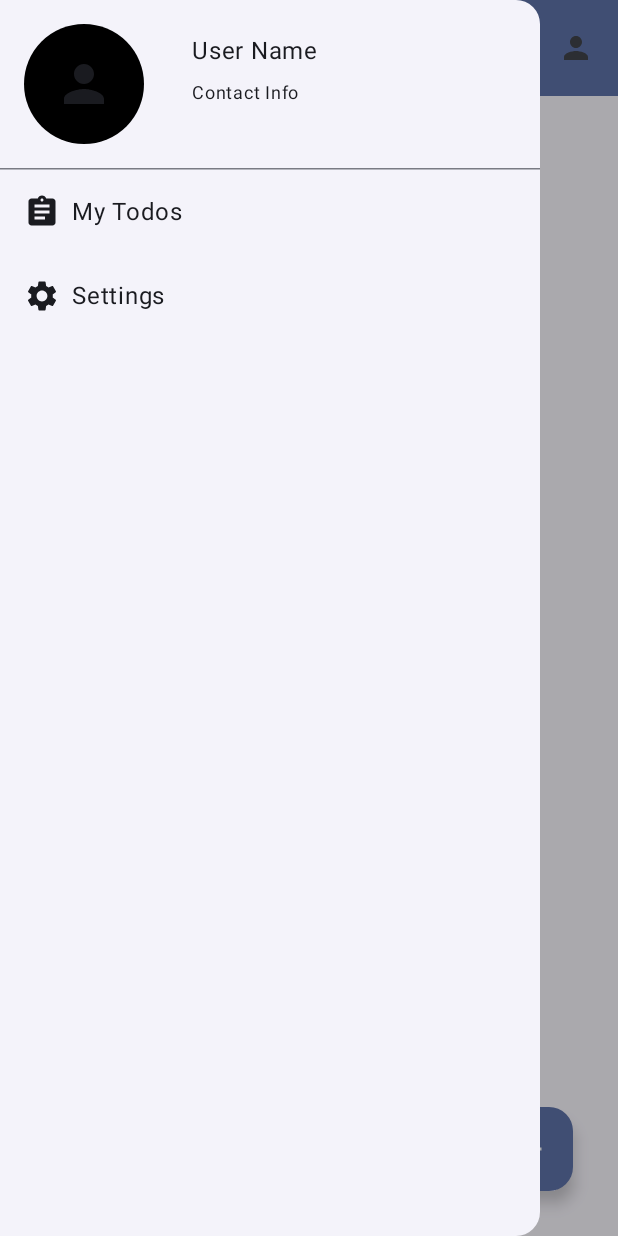
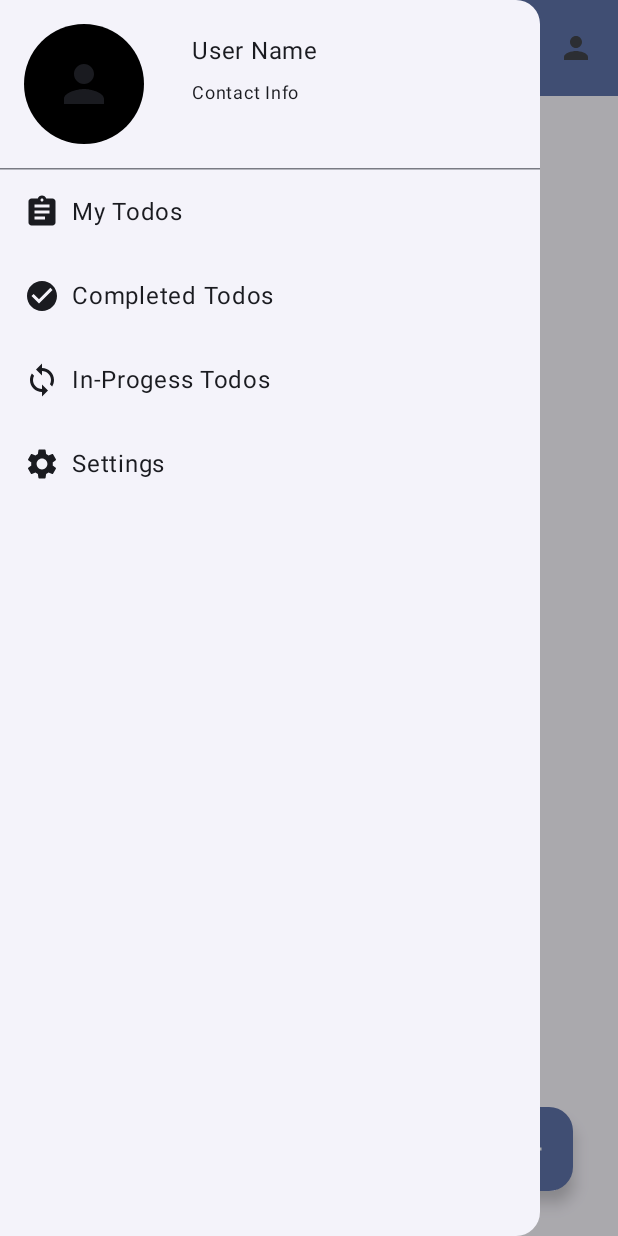
Before and after one commit to Ozias-Owusu/MyTodoApp, an Android app built with Jetpack Compose: the screen it shows after launch (MainActivity), after a tap on "Menu", on a phone screen of 412 x 824 dp. Run offline under Robolectric (Android 15) with nearby library versions, the phone set to English and light mode, and no system bars; libraries missing offline, so code that uses them is left out: com.google.firestore.v1.

Commit message:
kep moving

```diff
--- /dev/null
+++ b/app/src/main/java/com/persol/mytodoapp/InprogressTodos.kt
@@ -0,0 +1,4 @@
+package com.persol.mytodoapp
+
+class inprogressTodos {
+}
--- a/app/src/main/java/com/persol/mytodoapp/TodoListPage.kt
+++ b/app/src/main/java/com/persol/mytodoapp/TodoListPage.kt
@@ -54,6 +54,7 @@
 
 import androidx.compose.runtime.Composable
 import androidx.compose.runtime.getValue
+import androidx.compose.runtime.mutableFloatStateOf
 import androidx.compose.runtime.mutableStateOf
 import androidx.compose.runtime.remember
 import androidx.compose.runtime.rememberCoroutineScope
@@ -121,7 +122,7 @@
 
                 HorizontalDivider()
 
-                Row(modifier = Modifier.fillMaxWidth().padding(16.dp)) {
+                Row(modifier = Modifier.fillMaxWidth().padding(16.dp).clickable {  }) {
                     Icon(
                         painter = painterResource(id = R.drawable.baseline_assignment_24),
                         contentDescription = "My Todos",
@@ -130,8 +131,27 @@
                     Spacer(modifier = Modifier.width(8.dp))
                     Text("My Todos")
                 }
+                Row(modifier = Modifier.fillMaxWidth().padding(16.dp).clickable {  }) {
+                    Icon(
+                        painter = painterResource(id = R.drawable.baseline_check_circle_24),
+                        contentDescription = "Completed Todos",
+                        modifier = Modifier.size(24.dp)
+                    )
+                    Spacer(modifier = Modifier.width(8.dp))
+                    Text("Completed Todos")
+                }
 
-                Row(modifier = Modifier.fillMaxWidth().padding(16.dp)) {
+                Row(modifier = Modifier.fillMaxWidth().padding(16.dp).clickable {  }) {
+                    Icon(
+                        painter = painterResource(id = R.drawable.baseline_loop_24),
+                        contentDescription = "In-Progess Todos",
+                        modifier = Modifier.size(24.dp)
+                    )
+                    Spacer(modifier = Modifier.width(8.dp))
+                    Text("In-Progess Todos")
+                }
+
+                Row(modifier = Modifier.fillMaxWidth().padding(16.dp).clickable {  }) {
                     Icon(
                         painter = painterResource(id = R.drawable.baseline_settings_24),
                         contentDescription = "Settings",
@@ -140,6 +160,7 @@
                     Spacer(modifier = Modifier.width(8.dp))
                     Text("Settings")
                 }
+
             }
         }
     )
@@ -395,7 +416,7 @@
 
     @Composable
     fun TodoItemCard(todo: TodoItem, onLongPress: () -> Unit, onSwipeRight: () -> Unit) {
-        var offsetX by remember { mutableStateOf(0f) }
+        var offsetX by remember { mutableFloatStateOf(0f) }
         Card(
             modifier = Modifier
                 .fillMaxWidth()
--- /dev/null
+++ b/app/src/main/java/com/persol/mytodoapp/completedTodos.kt
@@ -0,0 +1,4 @@
+package com.persol.mytodoapp
+
+class completedTodos {
+}
--- /dev/null
+++ b/app/src/main/res/drawable/baseline_check_circle_24.xml
@@ -0,0 +1,5 @@
+<vector xmlns:android="http://schemas.android.com/apk/res/android" android:height="24dp" android:tint="#000000" android:viewportHeight="24" android:viewportWidth="24" android:width="24dp">
+
+    <path android:fillColor="@android:color/white" android:pathData="M12,2C6.48,2 2,6.48 2,12s4.48,10 10,10 10,-4.48 10,-10S17.52,2 12,2zM10,17l-5,-5 1.41,-1.41L10,14.17l7.59,-7.59L19,8l-9,9z"/>
+
+</vector>
--- /dev/null
+++ b/app/src/main/res/drawable/baseline_loop_24.xml
@@ -0,0 +1,5 @@
+<vector xmlns:android="http://schemas.android.com/apk/res/android" android:height="24dp" android:tint="#000000" android:viewportHeight="24" android:viewportWidth="24" android:width="24dp">
+
+    <path android:fillColor="@android:color/white" android:pathData="M12,4L12,1L8,5l4,4L12,6c3.31,0 6,2.69 6,6 0,1.01 -0.25,1.97 -0.7,2.8l1.46,1.46C19.54,15.03 20,13.57 20,12c0,-4.42 -3.58,-8 -8,-8zM12,18c-3.31,0 -6,-2.69 -6,-6 0,-1.01 0.25,-1.97 0.7,-2.8L5.24,7.74C4.46,8.97 4,10.43 4,12c0,4.42 3.58,8 8,8v3l4,-4 -4,-4v3z"/>
+
+</vector>
```
Also changed, not shown: app/src/main/java/com/persol/mytodoapp/urlcalls.kt (added, +32 -0 lines).
